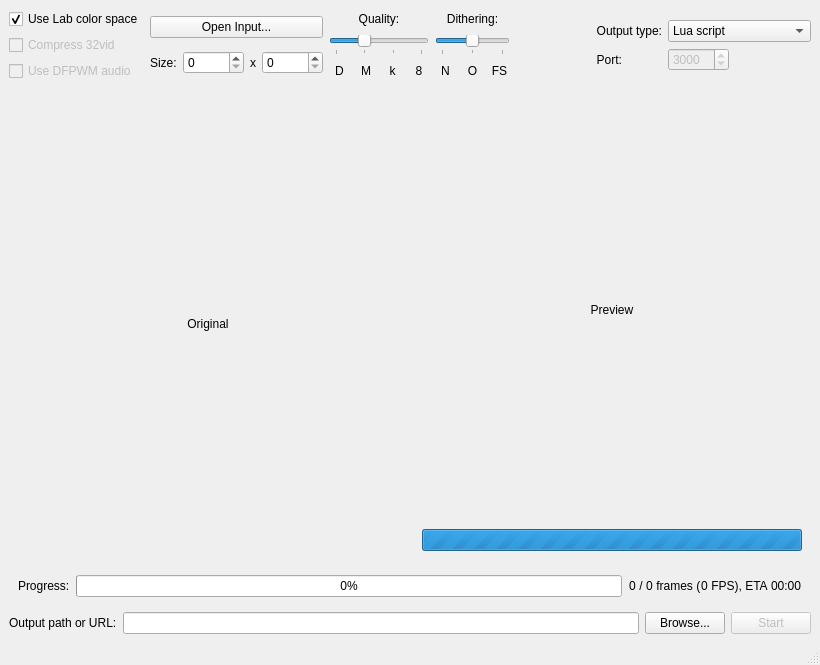
This is mainwindow.ui in MCJack123/sanjuuni-ui as Qt 5 draws it before an edit. The edited form follows.
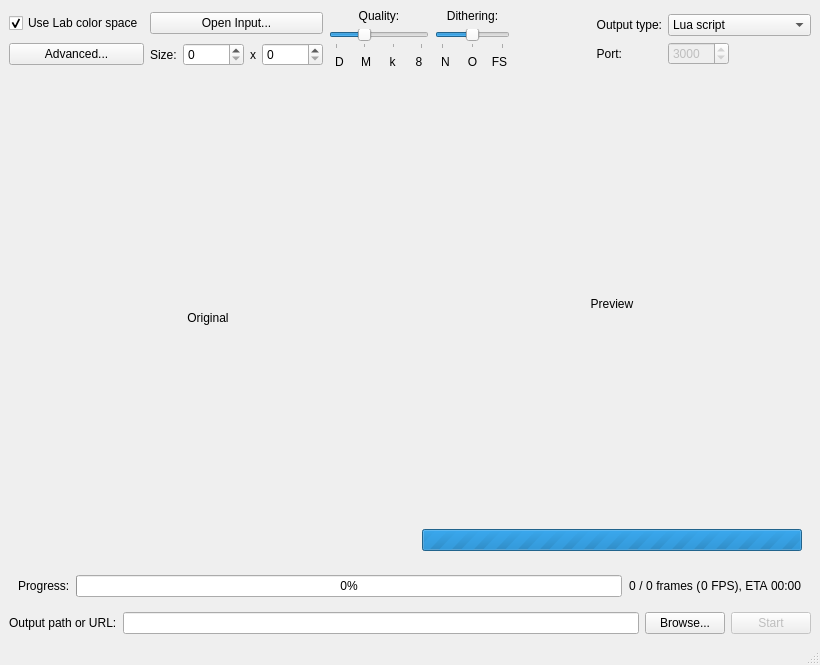
This is the edited form. Icons and pictures are not drawn. Custom widgets are drawn as their Qt base class.

Commit message: Updated sanjuuni, added advanced settings, crap icon

What changed in the file:
```diff
--- a/mainwindow.ui
+++ b/mainwindow.ui
@@ -65,28 +65,9 @@
          </widget>
         </item>
         <item>
-         <widget class="QCheckBox" name="compress">
-          <property name="enabled">
-           <bool>false</bool>
-          </property>
-          <property name="toolTip">
-           <string>Whether to compress 32vid video files.</string>
-          </property>
+         <widget class="QPushButton" name="advancedButton">
           <property name="text">
-           <string>Compress 32vid</string>
-          </property>
-         </widget>
-        </item>
-        <item>
-         <widget class="QCheckBox" name="dfpwm">
-          <property name="enabled">
-           <bool>false</bool>
-          </property>
-          <property name="toolTip">
-           <string>Whether to compress audio output in DFPWM format.</string>
-          </property>
-          <property name="text">
-           <string>Use DFPWM audio</string>
+           <string>Advanced...</string>
           </property>
          </widget>
         </item>
```
Left out of the diff: 8 changed lines with no effect on the pictures. The commit also changes 9 other files.
